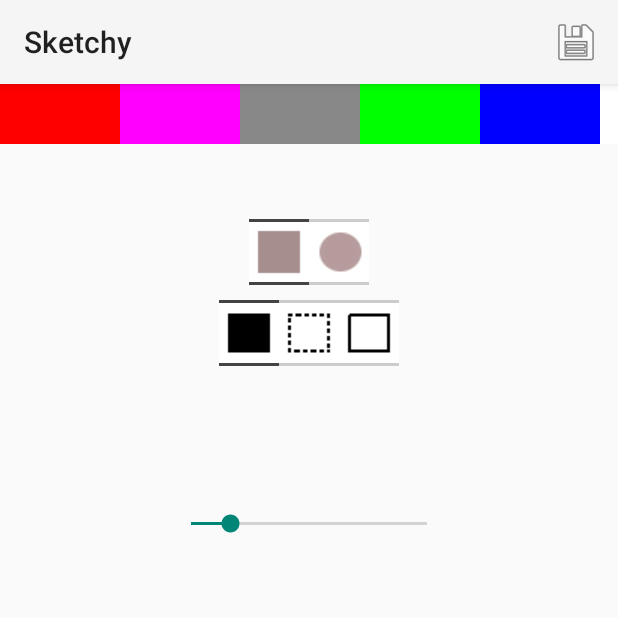
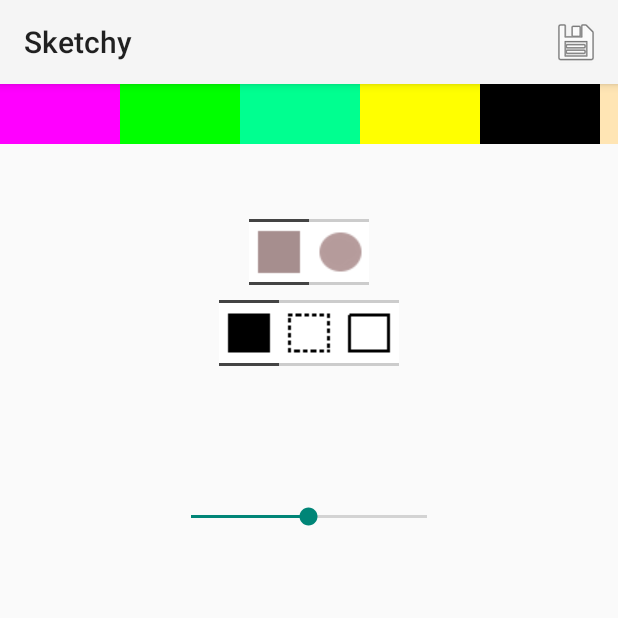
Before and after one commit to johncrawley/Sketchy, an Android app: the screen it shows after launch (MainActivity), after a tap on an icon or button, on a phone screen of 412 x 824 dp, the top half of it. Run offline under Robolectric (Android 15) with nearby library versions, the phone set to English and light mode, and no system bars.

Commit message:
More colours, shades, visual improvements - increased number of colours - added dark shades for each colour - fixed: duplicate shades for a particular colour are present - fixed: the exact shade of a colour wasn't previously added, now it is - text on shades is now just a number and styled with shadow - fixed: paint view is now centred - fixed: minimum value on size slider caused nothing to be drawn

```diff
--- a/app/src/main/java/com/jacstuff/sketchy/MainActivity.java
+++ b/app/src/main/java/com/jacstuff/sketchy/MainActivity.java
@@ -2,11 +2,8 @@ package com.jacstuff.sketchy;
 
 
 import android.content.Intent;
-import android.graphics.Bitmap;
 import android.graphics.Color;
-import android.os.Environment;
-import android.os.Parcel;
-import android.os.Parcelable;
+import android.support.annotation.StyleRes;
 import android.support.v7.app.AppCompatActivity;
 import android.os.Bundle;
 import android.util.DisplayMetrics;
@@ -20,14 +17,13 @@ import android.widget.ImageButton;
 import android.widget.LinearLayout;
 import android.widget.SeekBar;
 
-import java.io.File;
-import java.io.FileOutputStream;
-import java.io.IOException;
+import java.util.ArrayList;
 import java.util.Arrays;
+import java.util.Collections;
 import java.util.HashMap;
 import java.util.List;
 import java.util.Map;
-
+import java.util.function.Function;
 
 
 public class MainActivity extends AppCompatActivity implements View.OnClickListener{//} implements {// View.OnTouchListener {
@@ -72,23 +68,52 @@ public class MainActivity extends AppCompatActivity implements View.OnClickListe
             shadeScrollLayout = findViewById(R.id.colorShadeScrollView);
             shadeLayoutMap = new HashMap<>();
             assignColors();
-
+            Color previousColor = null;
             for(String key : colors.keySet()){
                 Color currentColor = colors.get(key);
                 addColorButton(currentColor, key);
+                addShadesToLayoutMap(key, currentColor);
+            }
+        }
+
+
+        private void addShadesToLayoutMap( String key, Color currentColor){
             LinearLayout shadeLayout = new LinearLayout(this);
+            List<Color> darkShades = createShades(this::createDecrementedColor, currentColor);
 
-                for(int i = 0; i < 12; i++){
-                    if(currentColor == null){
-                        continue;
-                    }
-                    currentColor = createIncrementedColor(currentColor);
-                    String text = key.charAt(0) + " " + i;
-                    addShadeButton(shadeLayout, currentColor, text);
+            Collections.reverse(darkShades);
+            darkShades.remove(darkShades.size()-1);
+            List<Color> lightShades= createShades(this::createIncrementedColor, currentColor);
+            darkShades.addAll(lightShades);
+            int index = 1;
+            for(Color color : darkShades) {
+                String text = " " + index;
+                addShadeButton(shadeLayout, color, text);
+                index++;
             }
             shadeLayoutMap.put(key, shadeLayout);
+
         }
+
+
+        private List<Color> createShades(Function<Color, Color> colorCreator, Color baseColor){
+
+            final int NUMBER_OF_SHADES_PER_COLOR = 10;
+            List<Color> shades = new ArrayList<>();
+            Color currentColor = baseColor;
+            Color previousColor = null;
+            for(int i = 0; i < NUMBER_OF_SHADES_PER_COLOR; i++){
+                if(currentColor == null || currentColor.equals(previousColor)){
+                    break;
                 }
+                previousColor = currentColor;
+                shades.add(currentColor);
+                currentColor = colorCreator.apply(currentColor);
+            }
+            return shades;
+        }
+
+
 
 
         private void assignColors(){
@@ -102,6 +127,16 @@ public class MainActivity extends AppCompatActivity implements View.OnClickListe
             addColor( "green", Color.GREEN);
             addColor( "magenta", Color.MAGENTA);
             addColor( "cyan", Color.CYAN);
+            addColor("light_blue", Color.argb(255,0,130,255));
+            addColor("orange", Color.argb(255,255,106,0));
+            addColor("purple", Color.argb(255,178,0,255));
+            addColor("brown", Color.argb(255,127,51,0));
+            addColor("lime", Color.argb(255,0,255,144));
+            addColor("gold", Color.argb(255,255,215,0));
+            addColor("peach", Color.argb(255,255,229,180));
+            addColor("beige", Color.argb(255,245,245,220));
+            addColor("teal", Color.argb(255,0,128,128));
+            addColor("olive", Color.argb(255,128,128,0));
         }
 
 
@@ -133,45 +168,82 @@ public class MainActivity extends AppCompatActivity implements View.OnClickListe
             button.setLayoutParams(layoutParams);
             button.setBackgroundColor(color.toArgb());
             button.setText(text);
+            button.setTextAppearance(R.style.ShadeButtonText);
             button.setOnClickListener(this);
             layout.addView(button);
         }
 
+        private final float SHADE_INCREMENT = 0.08f;
 
+    private Color modifyColor(Function<Float, Float> valueFunction, Color currentColor){
+        float r = valueFunction.apply(currentColor.red());
+        float g = valueFunction.apply(currentColor.green());
+        float b = valueFunction.apply(currentColor.blue());
+        return Color.valueOf(r,g,b);
+    }
     private Color createIncrementedColor(Color currentColor){
-           float r = incIfWithinLimit(currentColor.red());
-           float g = incIfWithinLimit(currentColor.green());
-           float b = incIfWithinLimit(currentColor.blue());
-           return Color.valueOf(r,g,b);
+        return modifyColor(this::incIfWithinLimit, currentColor);
+    }
+
+    private Color createDecrementedColor(Color currentColor){
+        return modifyColor(this::decIfAboveZero, currentColor);
+    }
+
+    private float incIfWithinLimit(float currentValue) {
+        currentValue += SHADE_INCREMENT;
+        return Math.min(1.0f, currentValue);
+    }
+
+    private float decIfAboveZero(float currentValue) {
+        currentValue -= SHADE_INCREMENT;
+        return Math.max(0.0f, currentValue);
     }
 
 
-        private void handleColorButtonClicks(View v){
-            Object tag = v.getTag(R.string.tag_button_type);
-            if(tag != null) {
-                if ((int)tag == (int) R.string.button_type_color) {
-                    String key = (String) v.getTag();
+
+        private final int NO_TAG_FOUND = -1;
+
+        private void handleColorButtonClicks(View view){
+            int tag = getButtonTypeTag(view);
+            if(tag == NO_TAG_FOUND){
+                return;
+            }
+            if (tag == R.string.button_type_color) {
+                handleMainColorButtonClick(view);
+            }
+            else if(tag ==  R.string.button_type_shade){
+                handleShadeButtonClick(view);
+            }
+        }
+
+
+        private int getButtonTypeTag(View view){
+            Object tagObj = view.getTag(R.string.tag_button_type);
+            if(tagObj == null) {
+                return NO_TAG_FOUND;
+            }
+            return (int)tagObj;
+        }
+
+
+        private void handleMainColorButtonClick(View view){
+            String key = (String) view.getTag();
             LinearLayout shadeLayout = shadeLayoutMap.get(key);
             if (shadeLayout != null) {
                 shadeScrollLayout.removeAllViews();
                 shadeScrollLayout.addView(shadeLayout);
             }
         }
-                else if((int)tag == (int)R.string.button_type_shade){
-                    Color color = (Color)v.getTag(R.string.tag_button_color);
+
+        private void handleShadeButtonClick(View view){
+            Color color = (Color)view.getTag(R.string.tag_button_color);
             if(color == null){
                 return;
             }
             paintView.setCurrentColor(color.toArgb());
-                }
-            }
+
         }
 
-
-        private float incIfWithinLimit(float currentValue) {
-            currentValue += 0.08f;
-            return Math.min(1.0f, currentValue);
-        }
 
 
         private void setupBrushSizeSeekBar(){
@@ -287,9 +359,8 @@ public class MainActivity extends AppCompatActivity implements View.OnClickListe
             switchSelection(v.getId(), shapeButtonIds);
             //switchSelection(v.getId(), colorButtonIds);
 
+        }
 
-
-        }
 
         private void setCurrentColor(int viewId){
             if(colorButtonMap.containsKey(viewId)){
--- a/app/src/main/res/layout/activity_main.xml
+++ b/app/src/main/res/layout/activity_main.xml
@@ -6,7 +6,6 @@
     android:layout_height="match_parent"
     tools:context=".MainActivity">
 
-
     <android.support.v7.widget.Toolbar
         android:id="@+id/toolbar"
         android:layout_width="match_parent"
@@ -14,11 +13,10 @@
         android:background="?attr/colorPrimary"
         android:elevation="4dp"
         android:theme="@style/ThemeOverlay.AppCompat.ActionBar"
-        app:popupTheme="@style/ThemeOverlay.AppCompat.Light"
+        app:layout_constraintEnd_toEndOf="parent"
         app:layout_constraintStart_toStartOf="parent"
-        app:layout_constraintEnd_toEndOf="parent"
-        app:layout_constraintTop_toTopOf="parent"/>
-
+        app:layout_constraintTop_toTopOf="parent"
+        app:popupTheme="@style/ThemeOverlay.AppCompat.Light" />
 
     <HorizontalScrollView
         android:id="@+id/colorScrollView"
@@ -33,21 +31,20 @@
             android:id="@+id/colorButtonGroup"
             android:layout_width="match_parent"
             android:layout_height="wrap_content"
-            android:orientation="horizontal"
-            >
+            android:orientation="horizontal">
 
         </LinearLayout>
     </HorizontalScrollView>
 
 
     <HorizontalScrollView
+        android:id="@+id/colorShadeScrollView"
         android:layout_width="match_parent"
         android:layout_height="40dp"
-        android:id="@+id/colorShadeScrollView"
+        android:layout_weight="1"
+        app:layout_constraintEnd_toEndOf="parent"
         app:layout_constraintStart_toStartOf="parent"
-        app:layout_constraintEnd_toEndOf="parent"
-        app:layout_constraintTop_toBottomOf="@id/colorScrollView"
-        android:layout_weight="1">
+        app:layout_constraintTop_toBottomOf="@id/colorScrollView">
 
     </HorizontalScrollView>
 
@@ -55,9 +52,9 @@
     <LinearLayout
 
         android:id="@+id/shapeOptionsLayout"
-        android:orientation="horizontal"
         android:layout_width="wrap_content"
         android:layout_height="wrap_content"
+        android:orientation="horizontal"
         android:paddingTop="10dp"
         app:layout_constraintEnd_toEndOf="parent"
         app:layout_constraintStart_toStartOf="parent"
@@ -81,18 +78,18 @@
 
     </LinearLayout>
 
+
     <LinearLayout
 
         android:id="@+id/styleOptionsLayout"
-        android:orientation="horizontal"
         android:layout_width="wrap_content"
         android:layout_height="wrap_content"
+        android:orientation="horizontal"
         android:paddingTop="10dp"
         android:paddingBottom="10dp"
         app:layout_constraintEnd_toEndOf="parent"
         app:layout_constraintStart_toStartOf="parent"
-        app:layout_constraintTop_toBottomOf="@+id/shapeOptionsLayout"
-        >
+        app:layout_constraintTop_toBottomOf="@+id/shapeOptionsLayout">
 
         <ImageButton
             android:id="@+id/fillStyleButton"
@@ -117,34 +114,36 @@
 
     </LinearLayout>
 
-
-
     <SeekBar
         android:id="@+id/seekBar"
         android:layout_width="177dp"
         android:layout_height="50dp"
         android:indeterminate="false"
+        android:min="2"
         android:max="300"
         android:paddingStart="10dp"
+        android:paddingTop="20dp"
         android:paddingEnd="10dp"
-        android:paddingTop="20dp"
         android:paddingBottom="20dp"
-        android:progress="50"
+        android:progress="150"
 
         app:layout_constraintBottom_toTopOf="@+id/paintView"
         app:layout_constraintEnd_toEndOf="parent"
         app:layout_constraintStart_toStartOf="parent"
         app:layout_constraintTop_toBottomOf="@+id/styleOptionsLayout" />
 
+
+
     <com.jacstuff.sketchy.PaintView
         android:id="@+id/paintView"
         android:layout_width="match_parent"
         android:layout_height="380dp"
         app:layout_constraintBottom_toBottomOf="parent"
+        android:padding="10dp"
+        android:layout_margin="10dp"
 
         app:layout_constraintEnd_toEndOf="parent"
         app:layout_constraintStart_toStartOf="parent" />
 
 
-
 </android.support.constraint.ConstraintLayout>
--- a/app/src/main/res/values/dimens.xml
+++ b/app/src/main/res/values/dimens.xml
@@ -4,5 +4,6 @@
     <dimen name="selector_button_width">40sp</dimen>
     <dimen name="selector_button_height">44sp</dimen>
     <dimen name="fab_margin">16dp</dimen>
+    <dimen name="paint_view_padding">10dp</dimen>
 
 </resources>
--- a/app/src/main/res/values/styles.xml
+++ b/app/src/main/res/values/styles.xml
@@ -17,4 +17,13 @@
 
     <style name="PopupOverlay" parent="ThemeOverlay.AppCompat.Light" />
 
+    <style name="ShadeButtonText">
+        <item name="android:textColor">#ffffffff</item>
+        <item name="android:textSize">12sp</item>
+        <item name="android:shadowColor">#000000</item>
+        <item name="android:shadowDx">1</item>
+        <item name="android:shadowDy">1</item>
+        <item name="android:shadowRadius">1</item>
+    </style>
+
 </resources>
```
Lines whose indentation alone changed are shown as unchanged.
